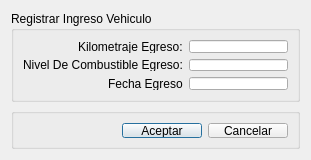
Before: the Qt Designer form src/ui/DialogDatosEgresoVehiculo.ui in guilleurrutia10/division-transporte, drawn with Qt 5.
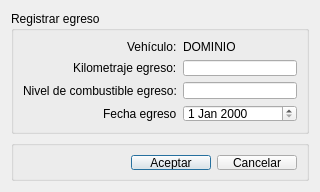
After: the same form once the commit is applied.

Commit message: Circuito vehiculo Fase 3/3, Finalizar reparaciones y Registrar egreso, OK. Faltarian pruebas profundas de todo el circuito

Patch:
```diff
--- a/src/ui/DialogDatosEgresoVehiculo.ui
+++ b/src/ui/DialogDatosEgresoVehiculo.ui
@@ -6,14 +6,14 @@
    <rect>
     <x>0</x>
     <y>0</y>
-    <width>311</width>
-    <height>160</height>
+    <width>320</width>
+    <height>192</height>
    </rect>
   </property>
   <property name="minimumSize">
    <size>
     <width>310</width>
-    <height>160</height>
+    <height>192</height>
    </size>
   </property>
   <property name="windowTitle">
@@ -23,7 +23,7 @@
    <item>
     <widget class="QGroupBox" name="groupBox">
      <property name="title">
-      <string>Registrar Ingreso Vehiculo</string>
+      <string>Registrar egreso</string>
      </property>
      <layout class="QFormLayout" name="formLayout">
       <property name="fieldGrowthPolicy">
@@ -32,35 +32,49 @@
       <property name="labelAlignment">
        <set>Qt::AlignRight|Qt::AlignTrailing|Qt::AlignVCenter</set>
       </property>
-      <item row="0" column="0">
+      <item row="1" column="0">
        <widget class="QLabel" name="label">
         <property name="text">
-         <string>Kilometraje Egreso:</string>
+         <string>Kilometraje egreso:</string>
         </property>
        </widget>
       </item>
-      <item row="0" column="1">
+      <item row="1" column="1">
        <widget class="QLineEdit" name="lineEditKilometraje"/>
       </item>
-      <item row="1" column="0">
+      <item row="2" column="0">
        <widget class="QLabel" name="label_2">
         <property name="text">
-         <string>Nivel De Combustible Egreso:</string>
+         <string>Nivel de combustible egreso:</string>
         </property>
        </widget>
       </item>
-      <item row="1" column="1">
+      <item row="2" column="1">
        <widget class="QLineEdit" name="lineEditCombustible"/>
       </item>
-      <item row="2" column="0">
+      <item row="4" column="0">
        <widget class="QLabel" name="label_3">
         <property name="text">
-         <string>Fecha Egreso</string>
+         <string>Fecha egreso</string>
         </property>
        </widget>
       </item>
-      <item row="2" column="1">
-       <widget class="QLineEdit" name="lineEditEquipamiento"/>
+      <item row="0" column="0">
+       <widget class="QLabel" name="label_4">
+        <property name="text">
+         <string>Vehículo:</string>
+        </property>
+       </widget>
+      </item>
+      <item row="0" column="1">
+       <widget class="QLabel" name="labelDominio">
+        <property name="text">
+         <string>DOMINIO</string>
+        </property>
+       </widget>
+      </item>
+      <item row="4" column="1">
+       <widget class="QDateEdit" name="dateEditFechaEgreso"/>
       </item>
      </layout>
     </widget>
```
Left out of the diff: 2 changed lines with no effect on the pictures. The commit also changes 16 other files.
